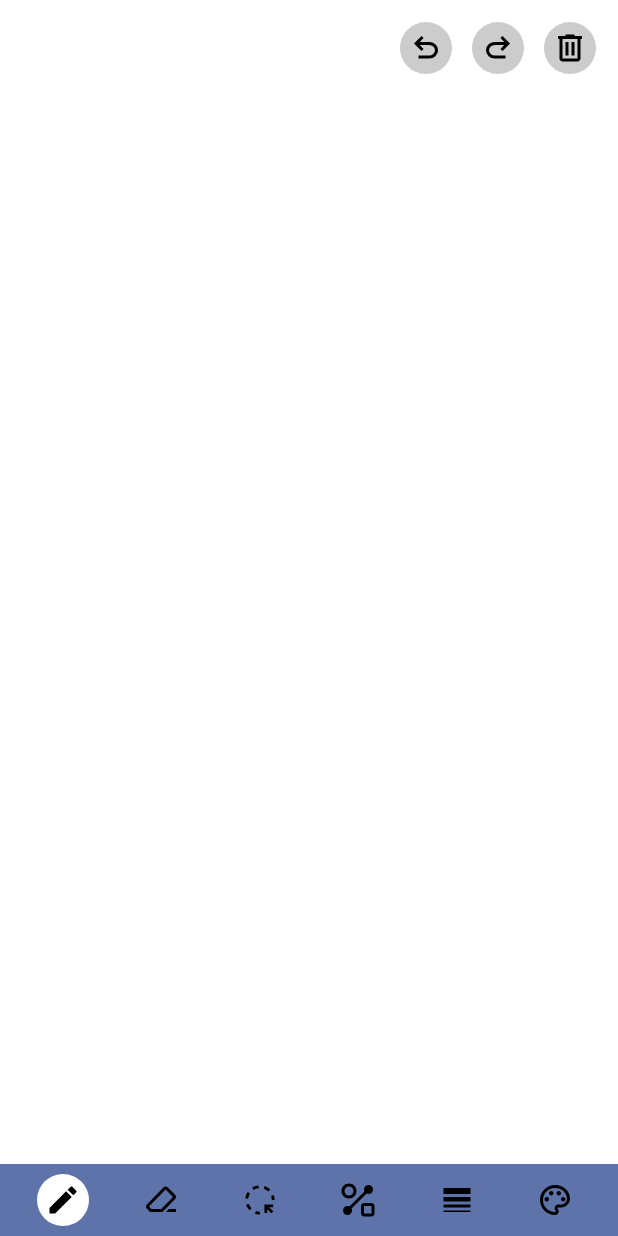
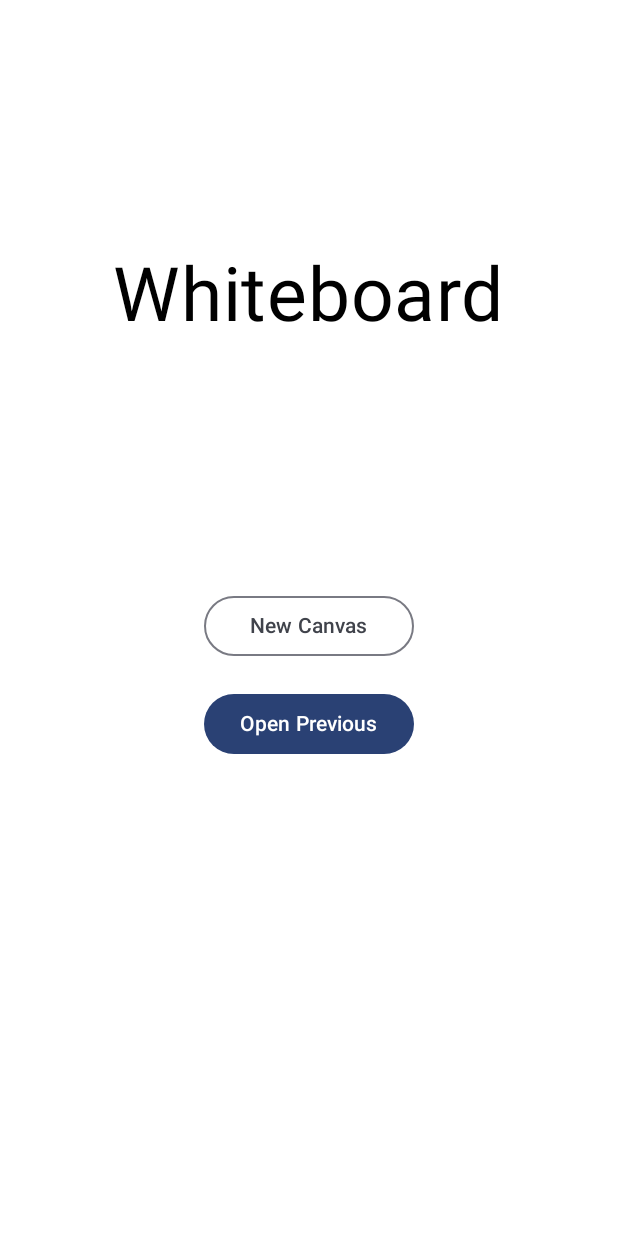
Before and after one commit to sohaib-nadeem/YADA, an Android app built with Jetpack Compose: the screen it shows after launch (MainActivity), on a phone screen of 412 x 824 dp. Run offline under Robolectric (Android 15) with nearby library versions, the phone set to English and light mode, and no system bars.

Commit message:
Basic homepage UI for Canvas creation and opening Added option to go back to home page from whiteboard

```diff
--- a/app/src/main/java/ca/uwaterloo/cs346project/Classes.kt
+++ b/app/src/main/java/ca/uwaterloo/cs346project/Classes.kt
@@ -1,7 +1,6 @@
 package ca.uwaterloo.cs346project
 
 import androidx.compose.runtime.mutableStateListOf
-import androidx.compose.runtime.mutableStateOf
 import androidx.compose.runtime.snapshots.SnapshotStateList
 import androidx.compose.ui.geometry.Offset
 import androidx.compose.ui.graphics.Color
@@ -33,6 +32,7 @@ enum class DrawMode { Pen, Eraser, Shape, CanvasDrag, Selection }
 
 enum class ToolbarExtensionSetting { ColorSelection, StrokeWidthAdjustment, ShapeSelection, SelectorTool, Hidden }
 
+enum class CurrentPage {HomePage, WhiteboardPage}
 @Serializable
 enum class Shape { Rectangle, Oval, Line, StraightLine }
 
--- a/app/src/main/java/ca/uwaterloo/cs346project/MainActivity.kt
+++ b/app/src/main/java/ca/uwaterloo/cs346project/MainActivity.kt
@@ -2,17 +2,22 @@ package ca.uwaterloo.cs346project
 import android.os.Bundle
 import androidx.activity.ComponentActivity
 import androidx.activity.compose.setContent
+import androidx.compose.foundation.background
 import androidx.compose.foundation.layout.*
 import androidx.compose.foundation.layout.Row
 import androidx.compose.foundation.layout.fillMaxSize
 import androidx.compose.foundation.layout.fillMaxWidth
+import androidx.compose.material3.Button
+import androidx.compose.material3.OutlinedButton
+import androidx.compose.material3.Text
 import androidx.compose.runtime.*
 import androidx.compose.runtime.mutableStateOf
 import androidx.compose.runtime.remember
 import androidx.compose.ui.Alignment
 import androidx.compose.ui.Modifier
-import androidx.compose.ui.geometry.Offset
 import androidx.compose.ui.graphics.Color
+import androidx.compose.ui.unit.dp
+import androidx.compose.ui.unit.sp
 import ca.uwaterloo.cs346project.ui.theme.CS346ProjectTheme
 import com.google.gson.Gson
 import com.google.gson.reflect.TypeToken
@@ -22,7 +27,6 @@ import kotlinx.coroutines.runBlocking
 import java.io.File
 
 var user_id = -1
-
 class MainActivity : ComponentActivity() {
     override fun onStop() {
         super.onStop()
@@ -50,7 +54,7 @@ class MainActivity : ComponentActivity() {
             val scope = rememberCoroutineScope()
             var undoStack by remember { mutableStateOf<MutableList<List<DrawnItem>>>(mutableListOf(emptyList())) }
             var redoStack by remember { mutableStateOf<MutableList<List<DrawnItem>>>(mutableListOf()) }
-
+            var curPage = remember { mutableStateOf(CurrentPage.HomePage) }
             LaunchedEffect(true) {
                 scope.launch {
                     while (true) {
@@ -74,15 +78,37 @@ class MainActivity : ComponentActivity() {
             }
 
             CS346ProjectTheme {
+
                 Box {
                     Row(modifier = Modifier
                         .fillMaxSize()
                         .align(Alignment.TopCenter)
                     ) {
+                        if (curPage.value == CurrentPage.HomePage) {
+                            Box(modifier = Modifier
+                                .fillMaxSize()
+                                .background(Color.White)) {
+                                Column(modifier = Modifier.fillMaxSize(),
+                                    verticalArrangement = Arrangement.SpaceEvenly,
+                                    horizontalAlignment = Alignment.CenterHorizontally) {
+                                        Text(text = "Whiteboard", fontSize = 50.sp)
+                                        OutlinedButton(onClick = { curPage.value = CurrentPage.WhiteboardPage },
+                                            modifier = Modifier.width(140.dp)) {
+                                            Text("New Canvas")
+                                        }
+                                        Button(onClick = { curPage.value = CurrentPage.WhiteboardPage },
+                                            modifier = Modifier.offset(y = (-150).dp)
+                                                .width(140.dp)) {
+                                            Text("Open Previous")
+                                        }
+                                    }
+                                }
+                        } else if (curPage.value == CurrentPage.WhiteboardPage) {
                             Whiteboard(drawInfo, undoStack, redoStack)
                         }
-
-                    UpperBar(undoStack, redoStack)
+                    }
+                    if (curPage.value == CurrentPage.WhiteboardPage) {
+                        UpperBar(undoStack,redoStack,curPage)
 
                         Row(modifier = Modifier
                             .fillMaxWidth()
@@ -95,3 +121,4 @@ class MainActivity : ComponentActivity() {
             }
         }
     }
+}
```
Also changed, not shown: app/src/main/java/ca/uwaterloo/cs346project/UpperBar.kt (+75 -5 lines). Lines whose indentation alone changed are shown as unchanged.
